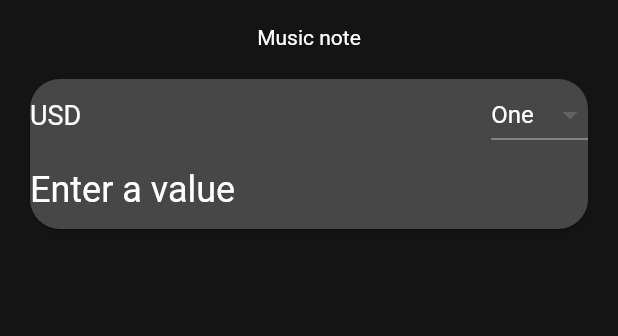
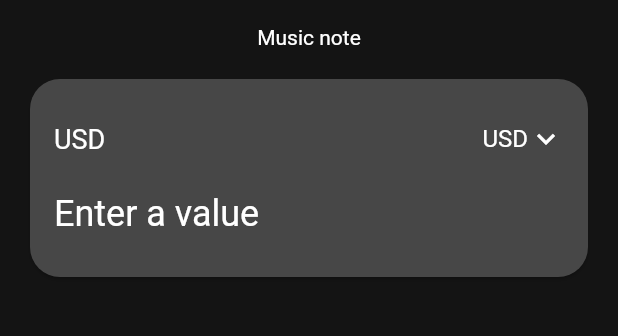
Before and after one commit to oussamabonnor1/JetConverter, a Flutter app: the screen it shows after launch, after a tap on "Music note", on a phone screen of 412 x 824 dp, the part 59-395 px from its top. Run offline on Flutter 3.47's test engine with Material 2 defaults, Android fonts, the phone set to English and light mode, and no system bars.

Commit message:
restructuring category model to fix all needs of options in conversion

```diff
--- a/lib/CategoryActivity.dart
+++ b/lib/CategoryActivity.dart
@@ -10,22 +10,25 @@ void main() {
 }
 
 class CategoryActivity extends StatelessWidget {
-
   static Color backgroundColor = Color(0xFF141414);
   static Color highlightColor = Color(0xFF474747);
   static Color accentColor = Color(0xFFAB8F79);
 
   List<Category> categories = [
-    Category(Icons.music_note, "Music note", backgroundColor, highlightColor, Colors.white),
-    Category(Icons.favorite, "Love", backgroundColor, highlightColor, Colors.white),
-    Category(Icons.directions_run, "Run", backgroundColor, highlightColor, Colors.white),
-    Category(Icons.book, "Book", backgroundColor, highlightColor, Colors.white),
-    Category(Icons.brush, "Bursh", backgroundColor, highlightColor, Colors.white),
+    Category(Icons.music_note, "Music note", backgroundColor, highlightColor,
+        Colors.white, ["USD", "EUR"]),
+    Category(Icons.favorite, "Love", backgroundColor, highlightColor,
+        Colors.white, ["USD", "EUR"]),
+    Category(Icons.directions_run, "Run", backgroundColor, highlightColor,
+        Colors.white, ["USD", "EUR"]),
+    Category(Icons.book, "Book", backgroundColor, highlightColor, Colors.white,
+        ["USD", "EUR"]),
+    Category(Icons.brush, "Bursh", backgroundColor, highlightColor,
+        Colors.white, ["USD", "EUR"]),
   ];
 
   @override
   Widget build(BuildContext context) {
-
     return MaterialApp(
       debugShowCheckedModeBanner: false,
       home: Scaffold(
@@ -47,8 +50,11 @@ class CategoryActivity extends StatelessWidget {
   Widget categoryList() {
     return ListView.builder(
       itemCount: categories.length,
-      itemBuilder: (context, index){
-        return CategoryCard(category: categories[index],title: categories[index].text,);
+      itemBuilder: (context, index) {
+        return CategoryCard(
+          category: categories[index],
+          title: categories[index].text,
+        );
       },
     );
   }
--- a/lib/category.dart
+++ b/lib/category.dart
@@ -6,6 +6,7 @@ class Category{
   Color backgroundColor;
   Color highlightColor;
   Color textColor;
+  List<String> conversionOptions;
 
-  Category(this.icon, this.text, this.backgroundColor, this.highlightColor, this.textColor);
+  Category(this.icon, this.text, this.backgroundColor, this.highlightColor, this.textColor, this.conversionOptions);
 }
--- a/lib/category_card.dart
+++ b/lib/category_card.dart
@@ -38,7 +38,7 @@ class _CategoryCardState extends State<CategoryCard> {
             onTap: () {
               Navigator.push(
                 context,
-                MaterialPageRoute(builder: (context) => ConverterController(widget.title,"USD","EUR")),
+                MaterialPageRoute(builder: (context) => ConverterController(widget.title, widget.category)),
               );
             },
           ),
--- a/lib/converter_controller.dart
+++ b/lib/converter_controller.dart
@@ -1,11 +1,18 @@
 import 'package:flutter/material.dart';
 import 'package:unit_convertor/CategoryActivity.dart';
+import 'package:unit_convertor/category.dart';
 
 class ConverterController extends StatefulWidget {
   String title;
+  Category category;
   String convertFrom, convertTo;
+  List<String> conversionOptions = [];
 
-  ConverterController(this.title, this.convertFrom, this.convertTo);
+  ConverterController(this.title, this.category) {
+    conversionOptions = category.conversionOptions;
+    convertFrom = conversionOptions[0];
+    convertTo = conversionOptions[0];
+  }
 
   @override
   _ConverterControllerState createState() => _ConverterControllerState();
@@ -36,7 +43,10 @@ class _ConverterControllerState extends State<ConverterController> {
             padding: const EdgeInsets.all(16),
             child: Card(
               color: CategoryActivity.highlightColor,
-              shape: RoundedRectangleBorder(borderRadius: BorderRadius.circular(20)),
+              shape: RoundedRectangleBorder(
+                  borderRadius: BorderRadius.circular(20)),
+              child: Padding(
+                padding: const EdgeInsets.all(16),
                 child: Column(
                   children: <Widget>[
                     Row(
@@ -47,8 +57,10 @@ class _ConverterControllerState extends State<ConverterController> {
                           style: TextStyle(color: Colors.white, fontSize: 18),
                         ),
                         DropdownButton(
-                        value: 'One',
-                        items: <String>['One', 'Two', 'Three', 'Four']
+                          underline: SizedBox(),
+                          icon: Icon(Icons.keyboard_arrow_down, color: Colors.white,),
+                          value: widget.convertFrom,
+                          items: widget.conversionOptions
                               .map<DropdownMenuItem<String>>((String value) {
                             return DropdownMenuItem<String>(
                               value: value,
@@ -65,14 +77,15 @@ class _ConverterControllerState extends State<ConverterController> {
                     TextField(
                       keyboardType: TextInputType.number,
                       cursorColor: Colors.white,
-                    style: TextStyle( color: Colors.white, fontSize: 24),
+                      style: TextStyle(color: Colors.white, fontSize: 24),
                       decoration: InputDecoration(
                         border: InputBorder.none,
                         hintText: "Enter a value",
-                      hintStyle: TextStyle( color: Colors.white, fontSize: 24),
+                        hintStyle: TextStyle(color: Colors.white, fontSize: 24),
                       ),
                     )
                   ],
+                ),
               ),
             ),
           )
```
Lines whose indentation alone changed are shown as unchanged.
